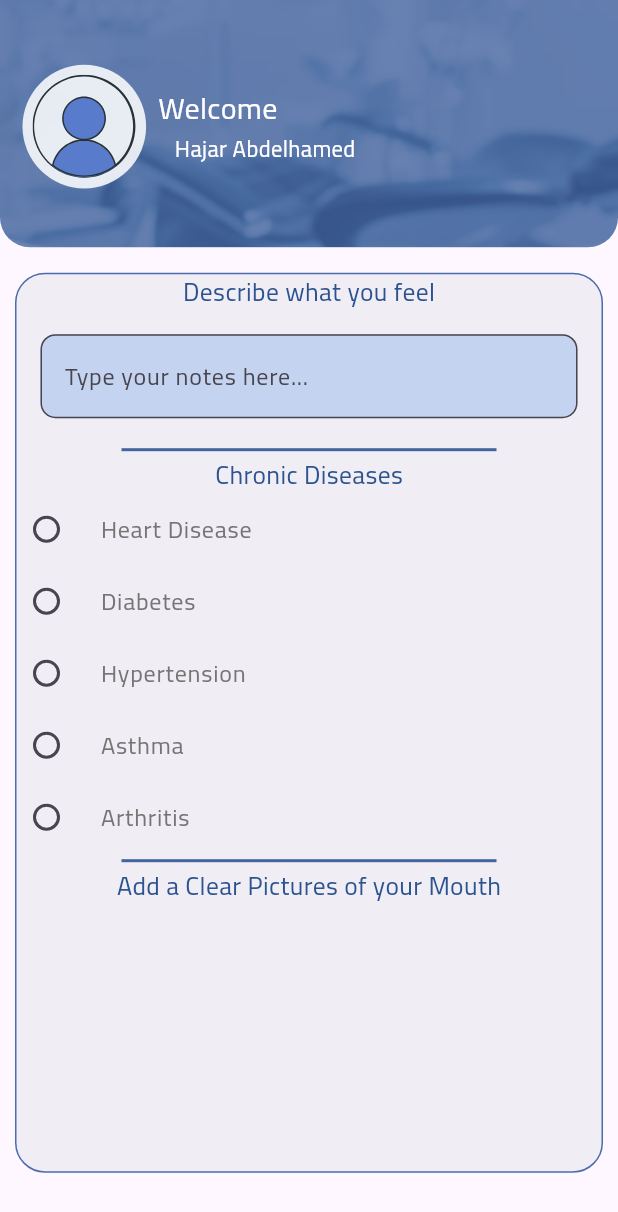
After one commit to YousefHassan52/dentalmatching, a Flutter app: the AddCaseScreen screen opened directly, on a phone screen of 412 x 824 dp. The commit adds this screen. Shown: the top 1212 px of the screen. Run offline on Flutter 3.47's test engine with Material 3 defaults, Android fonts, the phone set to English and light mode, and no system bars; our stand-ins replace connectivity_plus, dartz, dio, dropdown_search, flutter_svg, get and 4 more; missing offline and left inert: dart:ffi; accounts and stored records are empty.

Commit message:
Patient Form

```diff
--- a/lib/core/constants/styles.dart
+++ b/lib/core/constants/styles.dart
@@ -6,22 +6,24 @@ abstract class Styles {
       color: AppColors.mainColor, fontWeight: FontWeight.w700, fontSize: 42);
   static const TextStyle mediumTitle = TextStyle(
       color: AppColors.mainColor, fontWeight: FontWeight.w700, fontSize: 26);
-
-
   static const TextStyle largetitle = TextStyle(
       color: AppColors.mainColor, fontWeight: FontWeight.w700, fontSize: 32);
-
-
   static const TextStyle textStyle16 = TextStyle(
       color: AppColors.greyTextColor,
       fontWeight: FontWeight.w600,
       fontSize: 18);
   static const TextStyle textStyle16White =
       TextStyle(color: Colors.white, fontWeight: FontWeight.w600, fontSize: 16);
-
+  static const TextStyle textStyle16Grey =
+      TextStyle(color: Color.fromARGB(255, 118, 116, 116), fontWeight: FontWeight.normal, fontSize: 16);
 
   static const TextStyle textStyle16LightBlue = TextStyle(
       color: AppColors.blueLightTextColor,
       fontWeight: FontWeight.w400,
       fontSize: 18);
+
+  static const TextStyle textStyle15LightBlue = TextStyle(
+      color: AppColors.blueLightTextColor,
+      fontWeight: FontWeight.w400,
+      fontSize: 17);
 }
--- a/lib/core/services/my_services.dart
+++ b/lib/core/services/my_services.dart
@@ -20,7 +20,7 @@ class MyServices extends GetxService {
   sharedPref.setInt("casesCounter", casesCounter.value);
 }
 
-  Rsest()
+  Resest()
 {
   casesCounter.value = 0 ;
   sharedPref.setInt("casesCounter", casesCounter.value);
--- a/lib/features/patient_features/Cases/Controller/CounterController.dart
+++ b/lib/features/patient_features/Cases/Controller/CounterController.dart
@@ -1,12 +1,16 @@
-import 'package:dentalmatching/features/patient_features/PatientProfile/Views/Widgets/CasesCounterWidget.dart';
-import 'package:get/get.dart';
+// import 'package:dentalmatching/features/patient_features/PatientProfile/Views/Widgets/CasesCounterWidget.dart';
+// import 'package:get/get.dart';
 
-class CounterController extends GetxController{
+// class CounterController extends GetxController{
 
-  int counter = 0;
-  void AddedCase (){
-    counter++;
-    update();
-  }
+//   int counter = 0;
+//   void AddedCase (){
+//     counter++;
+//     update();
+//   }
+//    void Reset (){
+//     counter=0;
+//     update();
+//   }
 
-}
+// }
--- /dev/null
+++ b/lib/features/patient_features/Cases/Controller/FormController.dart
@@ -0,0 +1,36 @@
+import 'package:get/get.dart';
+
+class ChronicDiseasesController extends GetxController {
+  RxList<bool> checkedItems = List.generate(5, (index) => false).obs;
+  RxBool showPressureChecklist = false.obs;
+  RxString selectedPressureLevel = ''.obs;
+
+
+  // List of chronic diseases
+  final List<String> chronicDiseases = [
+    'Heart Disease',
+    'Diabetes',
+    'Hypertension',
+    'Asthma',
+    'Arthritis',
+  ];
+
+  // List of pressure levels
+  final List<String> pressureLevels = ['High', 'Low'];
+
+
+  void handleCheckboxChange(int index, bool value) {
+    checkedItems[index] = value;
+    if (chronicDiseases[index] == 'Hypertension') {
+      showPressureChecklist.value = value;
+    }
+    update();
+  }
+
+  void handlePressureLevelChange(String value) {
+    selectedPressureLevel.value = value;
+    update();
+  }
+
+
+}
--- /dev/null
+++ b/lib/features/patient_features/Cases/Views/AddCase.dart
@@ -0,0 +1,27 @@
+import 'package:dentalmatching/core/constants/colors.dart';
+import 'package:dentalmatching/features/patient_features/Cases/Views/Widget/FormContainer.dart';
+import 'package:dentalmatching/features/patient_features/PatientProfile/Views/Widgets/Upper.dart';
+import 'package:flutter/material.dart';
+import 'package:get/get.dart';
+import 'package:get/get_core/src/get_main.dart';
+
+class AddCaseScreen extends StatelessWidget {
+  const AddCaseScreen({super.key});
+
+  @override
+  Widget build(BuildContext context) {
+    return Scaffold(
+      body: Expanded(
+        child: ListView(
+          children: const [
+            UpperWidget(),
+            SizedBox(
+              height: 12,
+            ),
+            FormContainer(),
+          ],
+        ),
+      ),
+    );
+  }
+}
--- a/lib/features/patient_features/Cases/Views/Cases.dart
+++ b/lib/features/patient_features/Cases/Views/Cases.dart
@@ -1,5 +1,6 @@
 import 'package:dentalmatching/core/services/my_services.dart';
 import 'package:dentalmatching/features/patient_features/Cases/Controller/CounterController.dart';
+import 'package:dentalmatching/features/patient_features/Cases/Views/AddCase.dart';
 import 'package:flutter/material.dart';
 import 'package:get/get.dart';
 
@@ -33,11 +34,20 @@ class CasesScreen extends GetView<MyServices> {
           MaterialButton(
             color: Colors.amber,
             onPressed: (){
-            controller.Rsest();
+            Get.to(AddCaseScreen());
           },
-        child: Text('Reset counter'),
+          child: Text('Form Add cases'),
           textColor: Colors.black,
           ),
+          MaterialButton(
+            color: Colors.amber,
+            onPressed: (){
+              controller.Resest();
+          },
+        child: Text('Reset Counter'),
+          textColor: Colors.black,
+          ),
+
         ],
       ),
     );
--- /dev/null
+++ b/lib/features/patient_features/Cases/Views/Widget/Check.dart
@@ -0,0 +1,69 @@
+import 'package:dentalmatching/core/constants/colors.dart';
+import 'package:dentalmatching/core/constants/styles.dart';
+import 'package:dentalmatching/features/patient_features/Cases/Controller/FormController.dart';
+import 'package:flutter/material.dart';
+import 'package:get/get.dart';
+
+class ChronicDiseasesChecklist extends StatelessWidget {
+  final ChronicDiseasesController controller =
+      Get.put(ChronicDiseasesController());
+
+  @override
+  Widget build(BuildContext context) {
+    return GetBuilder<ChronicDiseasesController>(
+      builder: (controller) {
+        return Column(
+          children: [
+            for (int index = 0;
+                index < controller.chronicDiseases.length;
+                index++)
+              Column(
+                children: [
+                  CheckboxListTile(
+                    checkColor: AppColors.blueLightTextColor,
+                    activeColor: Colors.transparent,
+                    checkboxShape: OvalBorder(),
+                    title: Text(
+                      controller.chronicDiseases[index],
+                      style: Styles.textStyle16Grey,
+                    ),
+                    value: controller.checkedItems[index],
+                    onChanged: (value) {
+                      controller.handleCheckboxChange(index, value!);
+                    },
+                    controlAffinity: ListTileControlAffinity
+                        .leading, // Move the checkbox to the leading position
+                    contentPadding: EdgeInsets.all(0), // Remove default padding
+                    dense: true,
+                  ),
+                  if (controller.showPressureChecklist.value &&
+                      controller.chronicDiseases[index] == 'Hypertension')
+                    Column(
+                      children: [
+                        for (var level in controller.pressureLevels)
+                          Padding(
+                            padding: const EdgeInsets.only(left: 20),
+                            child: RadioListTile<String>(
+                              activeColor: AppColors.mainColor,
+                              title: Text(
+                                level,
+                                style: Styles.textStyle16Grey,
+                              ),
+                              value: level,
+                              groupValue:
+                                  controller.selectedPressureLevel.value,
+                              onChanged: (value) {
+                                controller.handlePressureLevelChange(value!);
+                              },
+                            ),
+                          ),
+                      ],
+                    ),
+                ],
+              ),
+          ],
+        );
+      },
+    );
+  }
+}
--- /dev/null
+++ b/lib/features/patient_features/Cases/Views/Widget/DescripBox.dart
@@ -0,0 +1,31 @@
+
+import 'package:dentalmatching/core/constants/colors.dart';
+import 'package:flutter/material.dart';
+
+class DescripBox extends StatelessWidget {
+  const DescripBox({
+    super.key,
+  });
+
+  @override
+  Widget build(BuildContext context) {
+    return TextField(
+      maxLines: null,
+      decoration: InputDecoration(
+        filled: true,
+        fillColor: Color.fromARGB(121, 148, 182, 236),
+        hintText: 'Type your notes here...',
+        border: OutlineInputBorder(
+          //borderSide: BorderSide(color: Colors.red),
+          borderRadius: BorderRadius.circular(10.0),
+        ),
+        focusedBorder: OutlineInputBorder(
+          borderSide: const BorderSide(
+              color: AppColors
+                  .blueLightTextColor), // Set the border color
+          borderRadius: BorderRadius.circular(10.0),
+        ),
+      ),
+    );
+  }
+}
--- /dev/null
+++ b/lib/features/patient_features/Cases/Views/Widget/FormContainer.dart
@@ -0,0 +1,55 @@
+import 'package:dentalmatching/core/constants/colors.dart';
+import 'package:dentalmatching/core/constants/styles.dart';
+import 'package:dentalmatching/features/patient_features/Cases/Views/Widget/Check.dart';
+import 'package:dentalmatching/features/patient_features/Cases/Views/Widget/DescripBox.dart';
+import 'package:dentalmatching/features/patient_features/Cases/Views/Widget/FormHeadLine.dart';
+import 'package:dentalmatching/features/patient_features/Cases/Views/Widget/HDivider.dart';
+import 'package:flutter/material.dart';
+import 'package:get/get.dart';
+
+class FormContainer extends StatelessWidget {
+  const FormContainer({
+    super.key,
+  });
+
+  @override
+  Widget build(BuildContext context) {
+    return Padding(
+      padding: const EdgeInsets.symmetric(horizontal: 10, vertical: 5),
+      child: Container(
+        width: Get.width * 0.93,
+        height: 600,
+        decoration: BoxDecoration(
+          color: const Color.fromARGB(77, 207, 216, 220),
+          borderRadius: BorderRadius.circular(20),
+          border: Border.all(
+            color: const Color(0xff4A6BAD),
+          ),
+
+          // boxShadow: [
+          //   BoxShadow(
+          //     color: AppColors.blueLightTextColor.withOpacity(0.2),
+          //     spreadRadius: 1,
+          //     blurRadius: 3,
+          //   ),
+          // ],
+        ),
+        child:  Column(
+          children: [
+            const FormHeadLine(headline: 'Describe what you feel'),
+            const Padding(
+              padding: EdgeInsets.all(16.0),
+              child: DescripBox(),
+            ),
+            const HDivider(),
+            const FormHeadLine(headline: 'Chronic Diseases'),
+            ChronicDiseasesChecklist(),
+            const HDivider(),
+           const FormHeadLine(headline: 'Add a Clear Pictures of your Mouth')
+
+          ],
+        ),
+      ),
+    );
+  }
+}
--- /dev/null
+++ b/lib/features/patient_features/Cases/Views/Widget/FormHeadLine.dart
@@ -0,0 +1,15 @@
+
+import 'package:dentalmatching/core/constants/styles.dart';
+import 'package:flutter/material.dart';
+
+class FormHeadLine extends StatelessWidget {
+  final String headline;
+  const FormHeadLine({
+    super.key, required this.headline,
+  });
+
+  @override
+  Widget build(BuildContext context) {
+    return Text(headline,style: Styles.textStyle15LightBlue,);
+  }
+}
--- /dev/null
+++ b/lib/features/patient_features/Cases/Views/Widget/HDivider.dart
@@ -0,0 +1,22 @@
+
+import 'package:dentalmatching/core/constants/colors.dart';
+import 'package:flutter/material.dart';
+
+class HDivider extends StatelessWidget {
+  const HDivider({
+    super.key,
+  });
+
+  @override
+  Widget build(BuildContext context) {
+    return const SizedBox(
+    width: 250,
+    height: 10,
+    child: Divider(
+      color: AppColors.mainColor,
+      thickness: 2,
+      // indent: 20,
+    ),
+              );
+  }
+}
```
